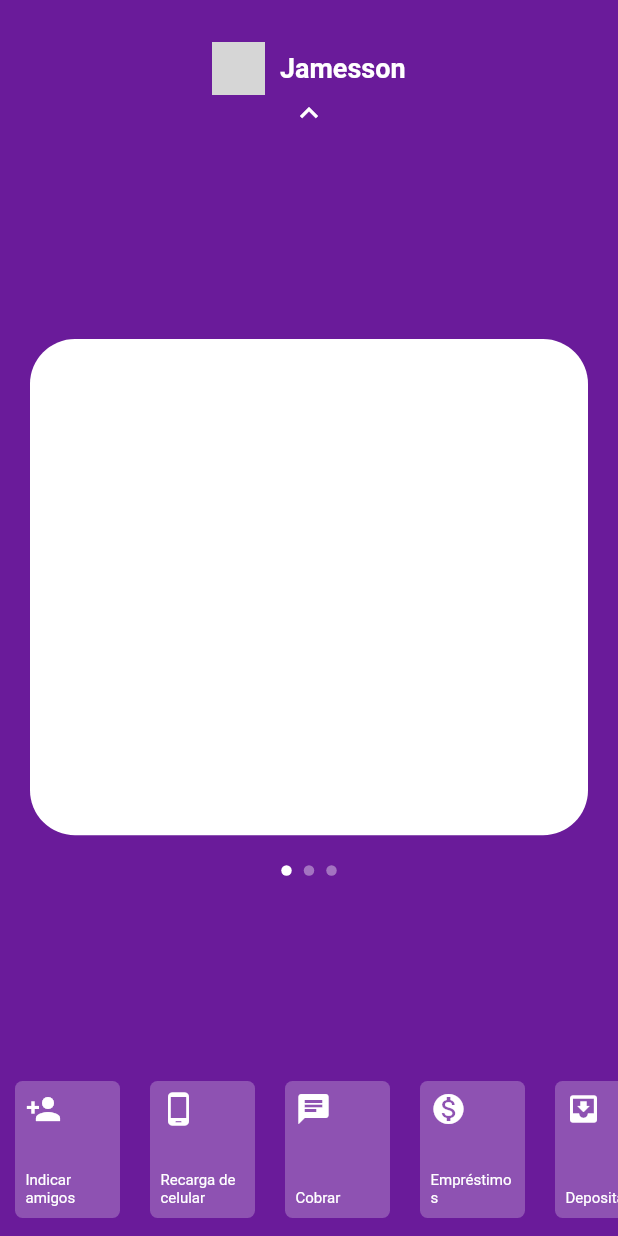
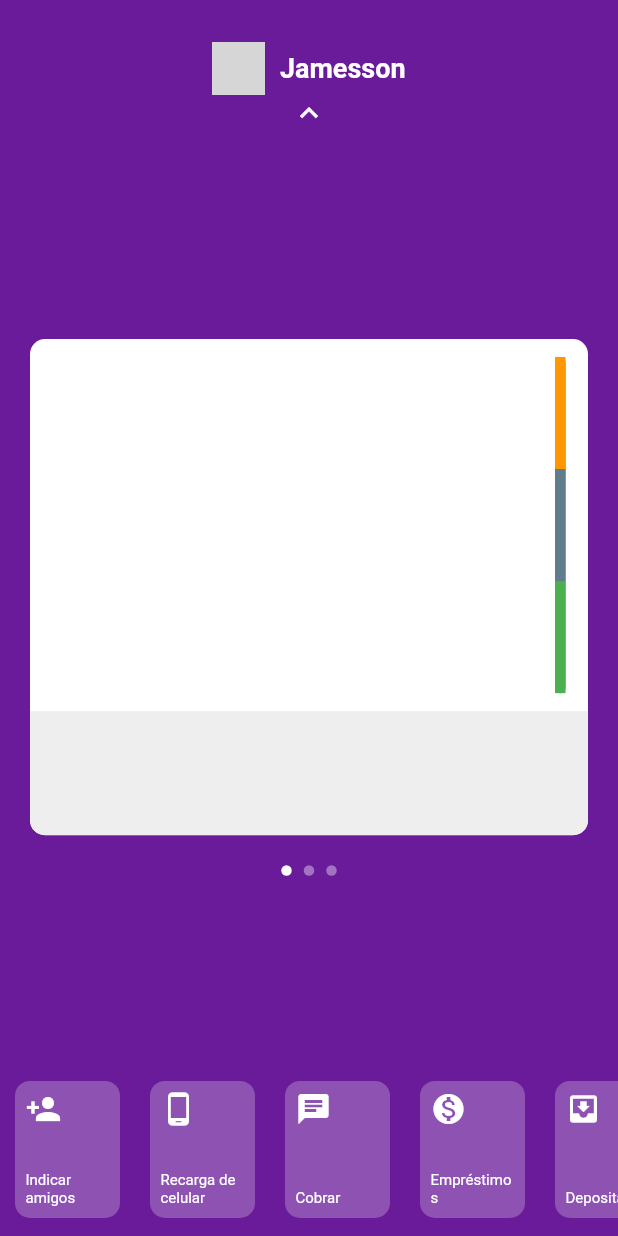
Before and after one commit to jamessonsena/nubank_flutter, a Flutter app: the screen it shows after launch, on a phone screen of 412 x 824 dp. Run offline on Flutter 3.47's test engine with Material 2 defaults, Android fonts, the phone set to English and light mode, and no system bars; network calls fail; grey boxes are pictures that could not be loaded.

```diff
--- a/nubank/lib/pages/home/widgets/card_app.dart
+++ b/nubank/lib/pages/home/widgets/card_app.dart
@@ -1,13 +1,19 @@
 import 'package:flutter/material.dart';
 
 class CardApp extends StatelessWidget {
+  final Widget child;
+
+  const CardApp({Key key, this.child}) : super(key: key);
   @override
   Widget build(BuildContext context) {
     return Padding(
       padding: const EdgeInsets.all(20),
       child: Container(
         decoration: BoxDecoration(
-            color: Colors.white, borderRadius: BorderRadius.circular(30)),
+          color: Colors.white,
+          borderRadius: BorderRadius.circular(10),
+        ),
+        child:child,
       ),
     );
   }
--- /dev/null
+++ b/nubank/lib/pages/home/widgets/first_card.dart
@@ -0,0 +1,51 @@
+import 'package:flutter/material.dart';
+
+class FirstCard extends StatelessWidget {
+  @override
+  Widget build(BuildContext context) {
+    return ClipRRect(
+      borderRadius: BorderRadius.circular(10),
+      child: Column(
+        children: <Widget>[
+          Expanded(
+            flex: 3,
+            child: Container(
+              child: Row(
+                children: <Widget>[
+                  Expanded(
+                    child: Column(
+                      children: <Widget>[],
+                    ),
+                  ),
+                  Padding(
+                    padding: const EdgeInsets.only(
+                        top: 12, bottom: 12, left: 10, right: 15),
+                    child: Container(
+                      width: 7,
+                      decoration: BoxDecoration(
+                        borderRadius: BorderRadius.circular(10),
+                        color: Colors.teal,
+                      ),
+                      child: Column(
+                        children: <Widget>[
+                          Expanded(flex:3,child: Container(color: Colors.orange,)),
+                          Expanded(flex:3,child: Container(color: Colors.blueGrey,)),
+                          Expanded(flex:3,child: Container(color: Colors.green,)),
+
+                        ],
+                      ) ,
+                    ),
+                  ),
+                ],
+              ),
+            ),
+          ),
+          Expanded(
+              child: Container(
+            color: Colors.grey[200],
+          )),
+        ],
+      ),
+    );
+  }
+}
--- a/nubank/lib/pages/home/widgets/item_menu_bottom.dart
+++ b/nubank/lib/pages/home/widgets/item_menu_bottom.dart
@@ -12,7 +12,7 @@ class ItemMenuBottom extends StatelessWidget {
       child: Container(
         width: 70,
         decoration: BoxDecoration(
-          borderRadius: BorderRadius.circular(5),
+          borderRadius: BorderRadius.circular(10),
           color: Colors.white24,
         ),
         child: Padding(
--- a/nubank/lib/pages/home/widgets/page_view_app.dart
+++ b/nubank/lib/pages/home/widgets/page_view_app.dart
@@ -1,4 +1,5 @@
 import 'package:flutter/material.dart';
+import 'package:nubank/pages/home/widgets/first_card.dart';
 
 import 'card_app.dart';
 
@@ -24,9 +25,9 @@ class PageViewApp extends StatelessWidget {
           onPageChanged: onChanged,
           physics: showMenu ? NeverScrollableScrollPhysics() :BouncingScrollPhysics(),
           children: <Widget>[
-            CardApp(),
-            CardApp(),
-            CardApp(),
+            CardApp(child: FirstCard(),),
+            CardApp(child: FirstCard(),),
+            CardApp(child: FirstCard(),),
           ],
         ),
       ),
```
